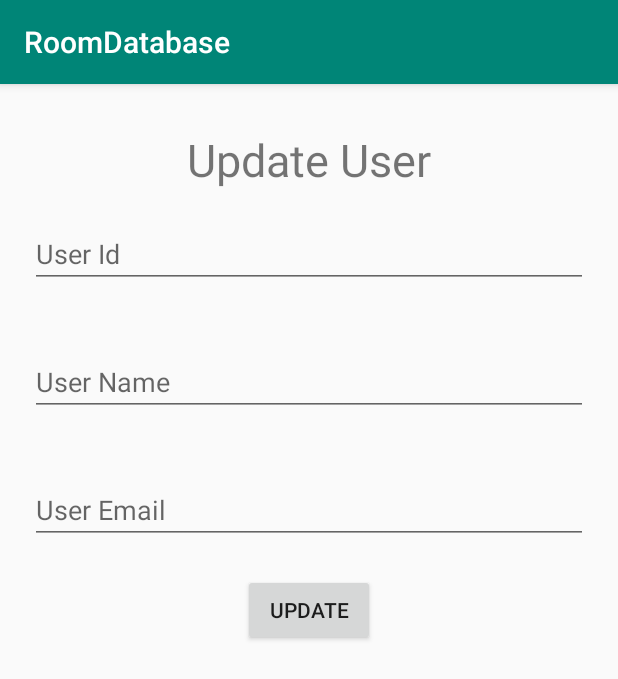
After one commit to PawankumarPK/RoomDatabase, an Android app: the fragment UpdateFragment placed in its activity, on a phone screen of 412 x 824 dp. The commit adds this screen. Shown: the top 679 px of the screen. Run offline under Robolectric (Android 15) with nearby library versions, the phone set to English and light mode, and no system bars; our stand-ins replace Room's generated code.

Commit message:
Update User from Room DB

```diff
--- a/app/src/main/java/com/example/roomdatabase/MainActivity.java
+++ b/app/src/main/java/com/example/roomdatabase/MainActivity.java
@@ -24,7 +24,7 @@ public class MainActivity extends AppCompatActivity {
             if (savedInstanceState != null) {
                 return;
             }
-            fragmentManager.beginTransaction().add(R.id.fragment_container,new HomeFragment()).commit();
+            fragmentManager.beginTransaction().add(R.id.fragment_container,new HomeFragment()).addToBackStack(null).commit();
         }
 
 
--- a/app/src/main/java/com/example/roomdatabase/MyDao.java
+++ b/app/src/main/java/com/example/roomdatabase/MyDao.java
@@ -1,9 +1,6 @@
 package com.example.roomdatabase;
 
-import androidx.room.Dao;
-import androidx.room.Delete;
-import androidx.room.Insert;
-import androidx.room.Query;
+import androidx.room.*;
 
 import java.util.List;
 
@@ -24,4 +21,8 @@ public interface MyDao {
     //delete user from DB
     @Delete
     public void deleteUser(User user);
+
+    //update user
+    @Update
+    public void updateUser(User user);
 }
--- /dev/null
+++ b/app/src/main/java/com/example/roomdatabase/fragments/UpdateFragment.java
@@ -0,0 +1,70 @@
+package com.example.roomdatabase.fragments;
+
+
+import android.os.Bundle;
+import android.view.LayoutInflater;
+import android.view.View;
+import android.view.ViewGroup;
+import android.widget.Button;
+import android.widget.EditText;
+import android.widget.Toast;
+import androidx.annotation.NonNull;
+import androidx.annotation.Nullable;
+import androidx.fragment.app.Fragment;
+import com.example.roomdatabase.MainActivity;
+import com.example.roomdatabase.R;
+import com.example.roomdatabase.User;
+
+public class UpdateFragment extends Fragment {
+
+    private EditText UserId, UserName, UserEmail;
+    private Button BnUpdate;
+
+
+    public UpdateFragment() {
+        // Required empty public constructor
+    }
+
+
+    @Override
+    public View onCreateView(LayoutInflater inflater, ViewGroup container, Bundle savedInstanceState) {
+        return inflater.inflate(R.layout.fragment_update, container, false);
+    }
+
+    @Override
+    public void onViewCreated(@NonNull View view, @Nullable Bundle savedInstanceState) {
+        super.onViewCreated(view, savedInstanceState);
+
+
+        UserId = view.findViewById(R.id.txt_user_id);
+        UserName = view.findViewById(R.id.txt_name);
+        UserEmail = view.findViewById(R.id.txt_email);
+        BnUpdate = view.findViewById(R.id.update_user);
+
+        BnUpdate.setOnClickListener(new View.OnClickListener() {
+            @Override
+            public void onClick(View view) {
+
+                int id = Integer.parseInt(UserId.getText().toString());
+                String name = UserName.getText().toString();
+                String email = UserEmail.getText().toString();
+
+
+
+                User user = new User();
+
+                user.setId(id);
+                user.setName(name);
+                user.setEmail(email);
+
+                MainActivity.myAppDatabase.myDao().updateUser(user);
+                Toast.makeText(getContext(), "User Update Successful", Toast.LENGTH_SHORT).show();
+
+                UserId.setText("");
+                UserName.setText("");
+                UserEmail.setText("");
+
+            }
+        });
+    }
+}
--- /dev/null
+++ b/app/src/main/res/layout/fragment_update.xml
@@ -0,0 +1,47 @@
+<?xml version="1.0" encoding="utf-8"?>
+<LinearLayout xmlns:android="http://schemas.android.com/apk/res/android"
+              xmlns:tools="http://schemas.android.com/tools"
+              android:layout_width="match_parent"
+              android:layout_height="match_parent"
+              android:orientation="vertical"
+              tools:context=".fragments.AddUserFragment">
+
+    <TextView android:layout_width="wrap_content"
+              android:layout_height="wrap_content"
+              android:text="Update User"
+              android:textSize="30sp"
+              android:layout_marginTop="30dp"
+              android:layout_gravity="center_horizontal"/>
+
+    <EditText
+            android:id="@+id/txt_user_id"
+            android:layout_width="match_parent"
+            android:layout_height="wrap_content"
+            android:hint="User Id"
+            android:layout_margin="20dp"/>
+
+
+    <EditText
+            android:id="@+id/txt_name"
+            android:layout_width="match_parent"
+            android:layout_height="wrap_content"
+            android:hint="User Name"
+            android:layout_margin="20dp"/>
+
+
+    <EditText
+            android:id="@+id/txt_email"
+            android:layout_width="match_parent"
+            android:layout_height="wrap_content"
+            android:hint="User Email"
+            android:layout_margin="20dp"/>
+
+
+    <Button
+            android:id="@+id/update_user"
+            android:layout_width="wrap_content"
+            android:layout_height="wrap_content"
+            android:text="Update"
+            android:layout_gravity="center_horizontal"/>
+
+</LinearLayout>
```
Also changed, not shown: app/src/main/java/com/example/roomdatabase/fragments/HomeFragment.java (+10 -4 lines).
